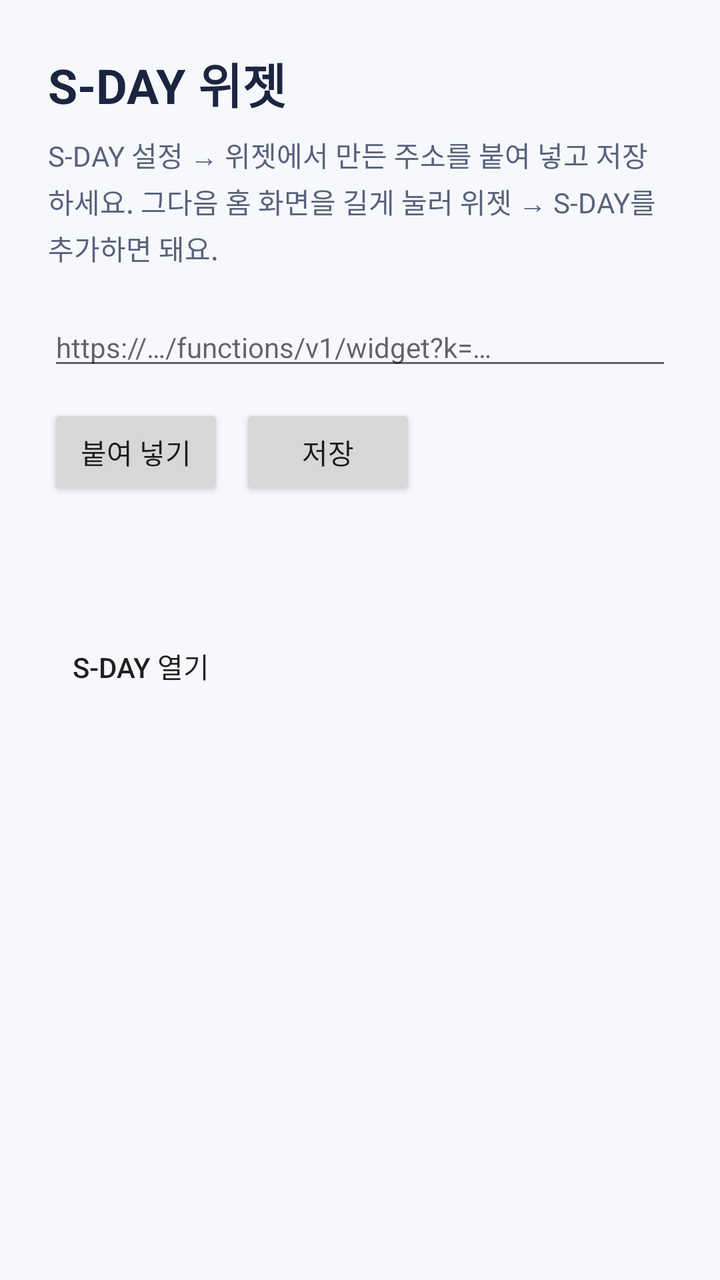
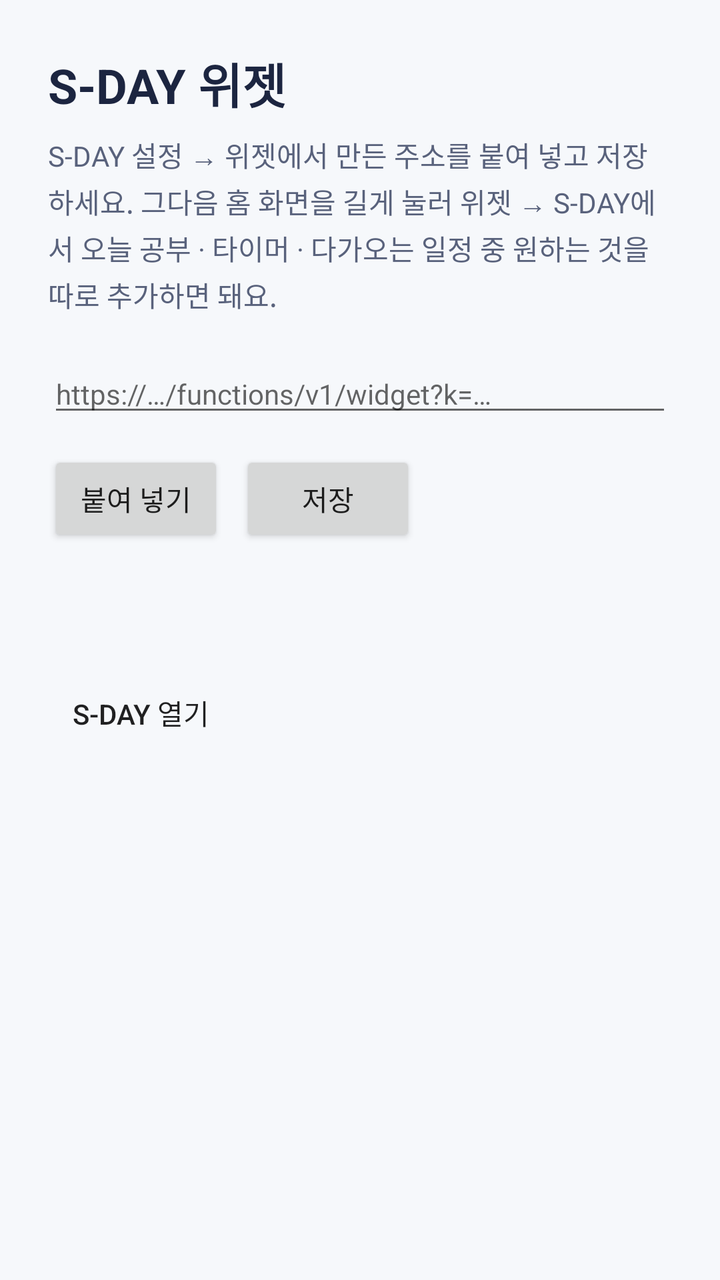

An Android layout rendered at two revisions. The XML below is the earlier revision; the diff shows what the commit changed to produce the second picture.
<!-- AndroidManifest.xml: application theme AppTheme -->
<!-- res/layout/activity_main.xml -->
<?xml version="1.0" encoding="utf-8"?>
<ScrollView xmlns:android="http://schemas.android.com/apk/res/android"
    android:layout_width="match_parent"
    android:layout_height="match_parent"
    android:fitsSystemWindows="true">

    <LinearLayout
        android:layout_width="match_parent"
        android:layout_height="wrap_content"
        android:orientation="vertical"
        android:padding="24dp">

        <TextView
            android:layout_width="wrap_content"
            android:layout_height="wrap_content"
            android:text="S-DAY 위젯"
            android:textColor="@color/ink"
            android:textSize="24sp"
            android:textStyle="bold" />

        <TextView
            android:layout_width="match_parent"
            android:layout_height="wrap_content"
            android:layout_marginTop="8dp"
            android:lineSpacingExtra="3dp"
            android:text="S-DAY 설정 → 위젯에서 만든 주소를 붙여 넣고 저장하세요. 그다음 홈 화면을 길게 눌러 위젯 → S-DAY를 추가하면 돼요."
            android:textColor="@color/pencil"
            android:textSize="14sp" />

        <EditText
            android:id="@+id/url"
            android:layout_width="match_parent"
            android:layout_height="wrap_content"
            android:layout_marginTop="20dp"
            android:hint="https://…/functions/v1/widget?k=…"
            android:importantForAutofill="no"
            android:inputType="textUri"
            android:maxLines="3"
            android:textSize="14sp" />

        <LinearLayout
            android:layout_width="match_parent"
            android:layout_height="wrap_content"
            android:layout_marginTop="12dp"
            android:orientation="horizontal">
            <Button
                android:id="@+id/paste"
                android:layout_width="wrap_content"
                android:layout_height="wrap_content"
                android:text="붙여 넣기" />
            <Button
                android:id="@+id/save"
                android:layout_width="wrap_content"
                android:layout_height="wrap_content"
                android:layout_marginStart="8dp"
                android:text="저장" />
        </LinearLayout>

        <TextView
            android:id="@+id/status"
            android:layout_width="match_parent"
            android:layout_height="wrap_content"
            android:layout_marginTop="16dp"
            android:textColor="@color/pencil"
            android:textSize="14sp" />

        <Button
            android:id="@+id/open"
            style="?android:attr/borderlessButtonStyle"
            android:layout_width="wrap_content"
            android:layout_height="wrap_content"
            android:layout_marginTop="24dp"
            android:text="S-DAY 열기" />
    </LinearLayout>
</ScrollView>
<!-- resources referenced by this layout -->
<resources>
  <color name="ink">#1C2540</color>
  <color name="pencil">#59627C</color>
  <style name="AppTheme" parent="android:Theme.Material.Light.NoActionBar">
          <item name="android:colorAccent">@color/pen</item>
          <item name="android:colorPrimary">@color/pen</item>
          <item name="android:statusBarColor">@color/paper</item>
          <item name="android:windowBackground">@color/paper</item>
          <item name="android:windowLightStatusBar">true</item>
      </style>
  <color name="pen">#2C4BD1</color>
  <color name="paper">#F6F8FB</color>
</resources>

<!-- the commit's change to res/layout/activity_main.xml (unified diff, before → after) -->
@@ -23,7 +23,7 @@
             android:layout_height="wrap_content"
             android:layout_marginTop="8dp"
             android:lineSpacingExtra="3dp"
-            android:text="S-DAY 설정 → 위젯에서 만든 주소를 붙여 넣고 저장하세요. 그다음 홈 화면을 길게 눌러 위젯 → S-DAY를 추가하면 돼요."
+            android:text="S-DAY 설정 → 위젯에서 만든 주소를 붙여 넣고 저장하세요. 그다음 홈 화면을 길게 눌러 위젯 → S-DAY에서 오늘 공부 · 타이머 · 다가오는 일정 중 원하는 것을 따로 추가하면 돼요."
             android:textColor="@color/pencil"
             android:textSize="14sp" />
 
